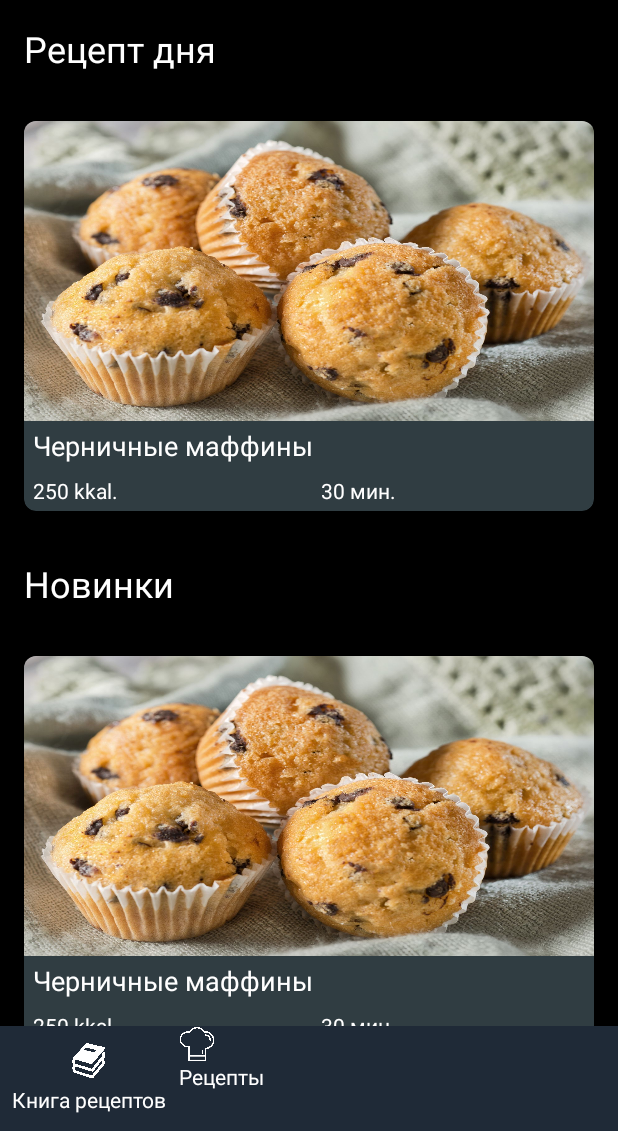
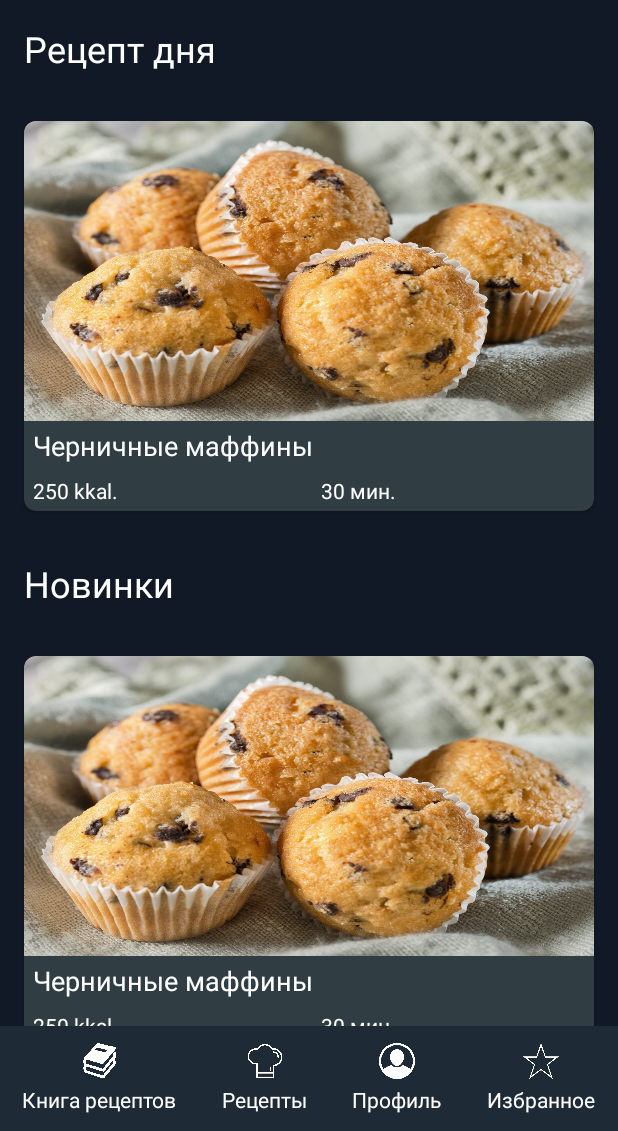
Before and after one commit to Annddreyy/cooking_app, an Android app: the screen it shows after launch (MainActivity), on a phone screen of 412 x 824 dp, the part 105-1236 px from its top. Run offline under Robolectric (Android 15) with nearby library versions, the phone set to English and light mode, and no system bars.

Commit message:
Add buttons on bottom bar

```diff
--- a/app/src/main/res/layout/activity_main.xml
+++ b/app/src/main/res/layout/activity_main.xml
@@ -35,6 +35,7 @@
         android:layout_height="match_parent"
         android:layout_marginTop="70dp"
         android:layout_marginBottom="70dp"
+        android:background="#111927"
         android:scrollbarSize="0dp"
         app:layout_constraintBottom_toBottomOf="parent"
         app:layout_constraintEnd_toEndOf="parent"
@@ -380,6 +381,7 @@
                 android:id="@+id/book_of_recipes_button"
                 android:layout_width="wrap_content"
                 android:layout_height="match_parent"
+                android:layout_weight="1"
                 android:gravity="center"
                 android:orientation="vertical"
                 android:padding="8dp">
@@ -403,8 +405,11 @@
             <LinearLayout
                 android:id="@+id/recipes_button"
                 android:layout_width="wrap_content"
-                android:layout_height="wrap_content"
-                android:orientation="vertical">
+                android:layout_height="match_parent"
+                android:layout_weight="1"
+                android:gravity="center"
+                android:orientation="vertical"
+                android:padding="8dp">
 
                 <ImageView
                     android:id="@+id/recipes_image"
@@ -416,7 +421,56 @@
                     android:id="@+id/recipes_text"
                     android:layout_width="wrap_content"
                     android:layout_height="wrap_content"
+                    android:paddingTop="4dp"
                     android:text="Рецепты"
+                    android:textColor="#FFFFFF" />
+            </LinearLayout>
+
+            <LinearLayout
+                android:id="@+id/profile_button"
+                android:layout_width="wrap_content"
+                android:layout_height="match_parent"
+                android:layout_weight="1"
+                android:gravity="center"
+                android:orientation="vertical"
+                android:padding="8dp">
+
+                <ImageView
+                    android:id="@+id/profile_image"
+                    android:layout_width="24dp"
+                    android:layout_height="24dp"
+                    app:srcCompat="@drawable/profile_icon" />
+
+                <TextView
+                    android:id="@+id/profile_text"
+                    android:layout_width="wrap_content"
+                    android:layout_height="wrap_content"
+                    android:paddingTop="4dp"
+                    android:text="Профиль"
+                    android:textColor="#FFFFFF" />
+            </LinearLayout>
+
+            <LinearLayout
+                android:id="@+id/favourites_button"
+                android:layout_width="wrap_content"
+                android:layout_height="match_parent"
+                android:layout_weight="1"
+                android:gravity="center"
+                android:orientation="vertical"
+                android:padding="8dp">
+
+                <ImageView
+                    android:id="@+id/favourites_image"
+                    android:layout_width="24dp"
+                    android:layout_height="24dp"
+                    app:srcCompat="@drawable/star_icon" />
+
+                <TextView
+                    android:id="@+id/favourites_icon"
+                    android:layout_width="wrap_content"
+                    android:layout_height="wrap_content"
+                    android:paddingTop="4dp"
+                    android:text="Избранное"
                     android:textColor="#FFFFFF" />
             </LinearLayout>
 
```
Also changed, not shown: app/src/main/res/drawable-mdpi/profile_icon.png (added), app/src/main/res/drawable-mdpi/star_icon.png (added).
